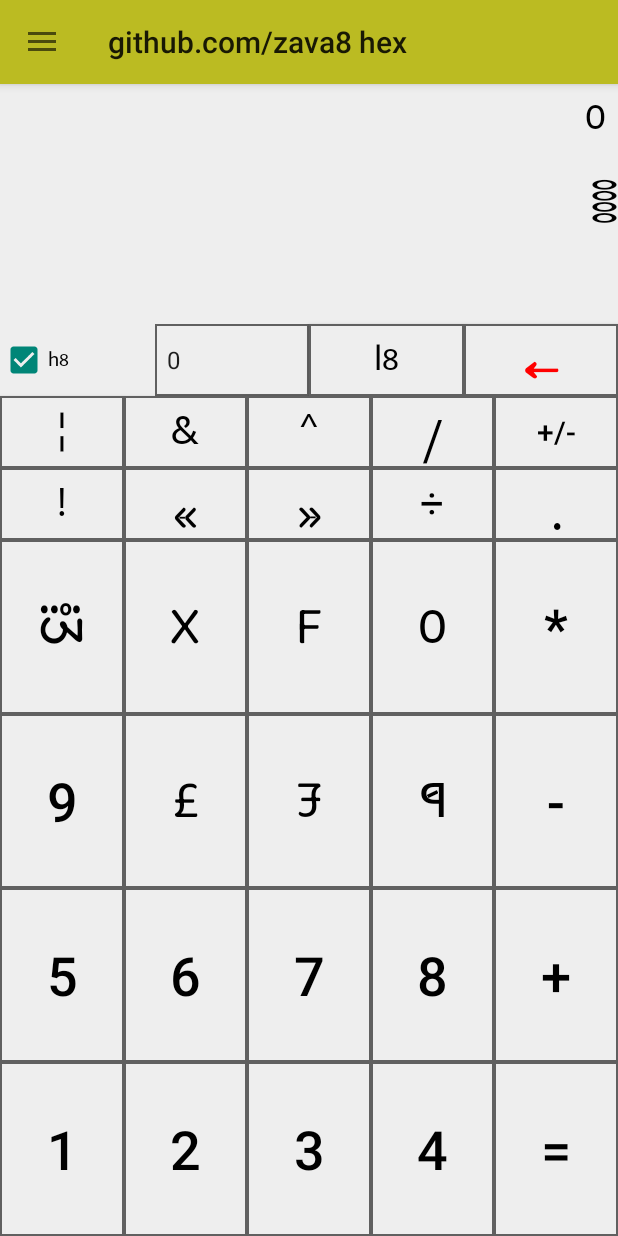
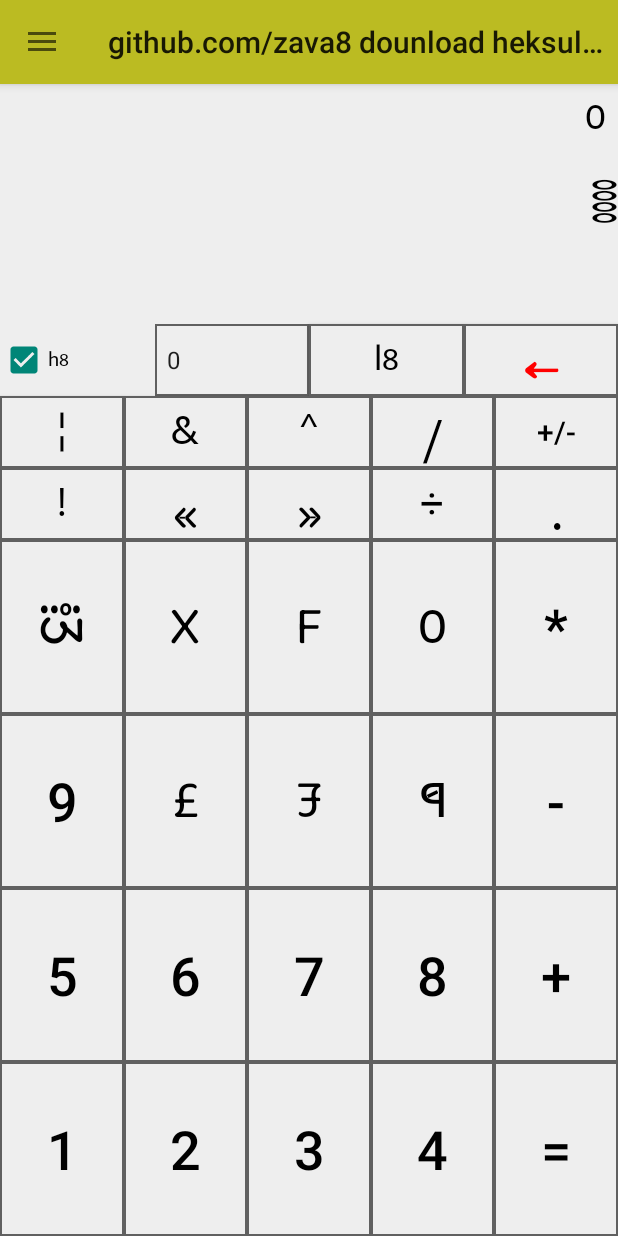
Before and after one commit to zava8/heksuletr, an Android app: the screen it shows after launch (MainActivity), on a phone screen of 412 x 824 dp. Run offline under Robolectric (Android 15) with nearby library versions, the phone set to English and light mode, and no system bars; libraries missing offline, so code that uses them is left out: io.realm; 1 statement that could not run was skipped.

```diff
--- a/app/src/main/res/layout-land/fragment_programmer.xml
+++ b/app/src/main/res/layout-land/fragment_programmer.xml
@@ -428,7 +428,7 @@
             android:layout_width="match_parent"
             android:layout_height="match_parent"
             android:layout_weight="1"
-            android:text="HEX"
+            android:text="hex"
             android:textColor="?attr/primaryTextColor" />
 
         <RadioButton
--- a/app/src/main/res/values/strings.xml
+++ b/app/src/main/res/values/strings.xml
@@ -55,7 +55,7 @@
     <string name="heks_cb_label" translatable="false">h8</string>
     <string name="phlot_div_button_label" translatable="false">÷_f</string>
     <string name="decimal_point_label" translatable="false">.0?</string>
-    <string name="app_title_string" translatable="false">github.com/zava8 hex</string>
+    <string name="app_title_string" translatable="false">github.com/zava8 dounload heksuletr</string>
     <string name="zlang_nav_title" translatable="false">zlANg</string>
     <string name="or_operator" translatable="false">|</string>
 
```
